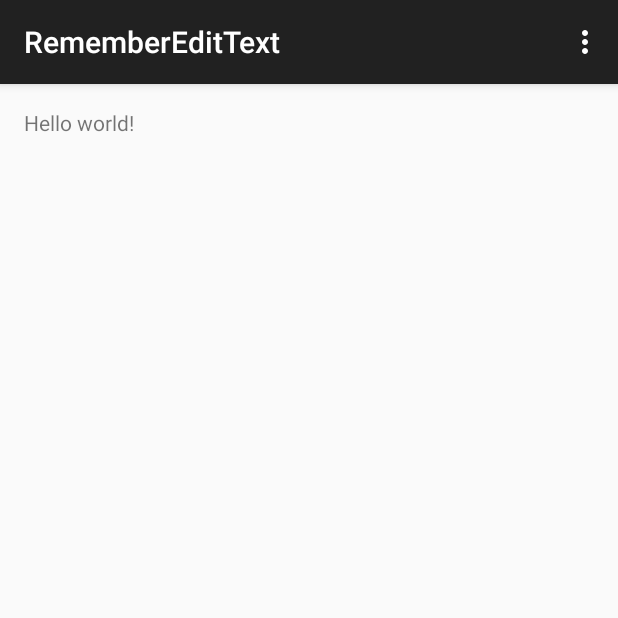
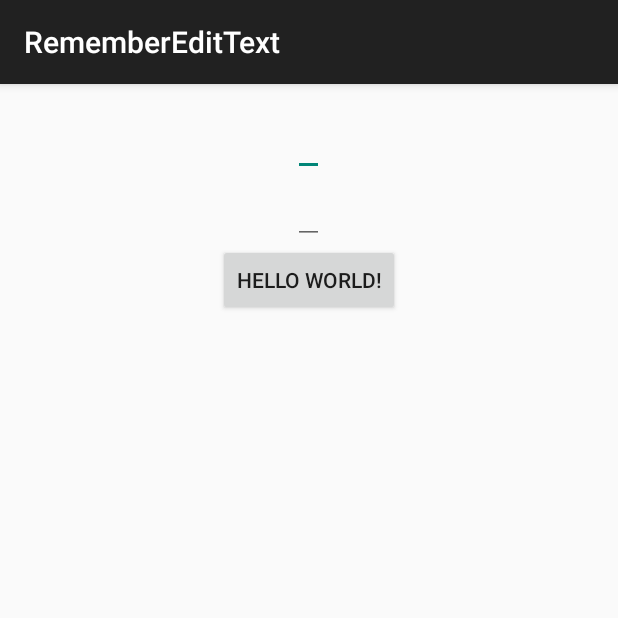
Before and after one commit to markzhai/RememberEditText, an Android app: the screen it shows after launch (MainActivity), on a phone screen of 412 x 824 dp, the top half of it. Run offline under Robolectric (Android 15) with nearby library versions, the phone set to English and light mode, and no system bars.

Commit message:
Upload initial view and resources, README

```diff
--- a/app/build.gradle
+++ b/app/build.gradle
@@ -22,4 +22,5 @@ android {
 dependencies {
     compile fileTree(dir: 'libs', include: ['*.jar'])
     compile 'com.android.support:appcompat-v7:23.0.0'
+    compile project(':library')
 }
--- a/app/src/main/java/cn/zhaiyifan/rememberedittext/MainActivity.java
+++ /dev/null
@@ -1,37 +0,0 @@
-package cn.zhaiyifan.rememberedittext;
-
-import android.support.v7.app.AppCompatActivity;
-import android.os.Bundle;
-import android.view.Menu;
-import android.view.MenuItem;
-
-public class MainActivity extends AppCompatActivity {
-
-    @Override
-    protected void onCreate(Bundle savedInstanceState) {
-        super.onCreate(savedInstanceState);
-        setContentView(R.layout.activity_main);
-    }
-
-    @Override
-    public boolean onCreateOptionsMenu(Menu menu) {
-        // Inflate the menu; this adds items to the action bar if it is present.
-        getMenuInflater().inflate(R.menu.menu_main, menu);
-        return true;
-    }
-
-    @Override
-    public boolean onOptionsItemSelected(MenuItem item) {
-        // Handle action bar item clicks here. The action bar will
-        // automatically handle clicks on the Home/Up button, so long
-        // as you specify a parent activity in AndroidManifest.xml.
-        int id = item.getItemId();
-
-        //noinspection SimplifiableIfStatement
-        if (id == R.id.action_settings) {
-            return true;
-        }
-
-        return super.onOptionsItemSelected(item);
-    }
-}
--- a/app/src/main/res/layout/activity_main.xml
+++ b/app/src/main/res/layout/activity_main.xml
@@ -1,11 +1,34 @@
 <RelativeLayout xmlns:android="http://schemas.android.com/apk/res/android"
-    xmlns:tools="http://schemas.android.com/tools" android:layout_width="match_parent"
-    android:layout_height="match_parent" android:paddingLeft="@dimen/activity_horizontal_margin"
+    xmlns:tools="http://schemas.android.com/tools"
+    android:layout_width="match_parent"
+    android:layout_height="match_parent"
+    android:paddingBottom="@dimen/activity_vertical_margin"
+    android:paddingLeft="@dimen/activity_horizontal_margin"
     android:paddingRight="@dimen/activity_horizontal_margin"
     android:paddingTop="@dimen/activity_vertical_margin"
-    android:paddingBottom="@dimen/activity_vertical_margin" tools:context=".MainActivity">
+    tools:context=".MainActivity">
 
-    <TextView android:text="@string/hello_world" android:layout_width="wrap_content"
-        android:layout_height="wrap_content" />
+    <cn.zhaiyifan.rememberedittext.RememberEditText
+        android:id="@+id/username"
+        android:layout_width="wrap_content"
+        android:layout_height="wrap_content"
+        android:layout_centerHorizontal="true"
+        android:inputType="text" />
+
+    <cn.zhaiyifan.rememberedittext.RememberEditText
+        android:id="@+id/password"
+        android:layout_width="wrap_content"
+        android:layout_height="wrap_content"
+        android:layout_below="@id/username"
+        android:layout_centerHorizontal="true"
+        android:inputType="textPassword" />
+
+    <Button
+        android:id="@+id/login_button"
+        android:layout_width="wrap_content"
+        android:layout_height="wrap_content"
+        android:layout_below="@id/password"
+        android:layout_centerHorizontal="true"
+        android:text="@string/login" />
 
 </RelativeLayout>
--- a/app/src/main/res/menu/menu_main.xml
+++ /dev/null
@@ -1,6 +0,0 @@
-<menu xmlns:android="http://schemas.android.com/apk/res/android"
-    xmlns:app="http://schemas.android.com/apk/res-auto"
-    xmlns:tools="http://schemas.android.com/tools" tools:context=".MainActivity">
-    <item android:id="@+id/action_settings" android:title="@string/action_settings"
-        android:orderInCategory="100" app:showAsAction="never" />
-</menu>
--- a/app/src/main/res/values-w820dp/dimens.xml
+++ /dev/null
@@ -1,6 +0,0 @@
-<resources>
-    <!-- Example customization of dimensions originally defined in res/values/dimens.xml
-         (such as screen margins) for screens with more than 820dp of available width. This
-         would include 7" and 10" devices in landscape (~960dp and ~1280dp respectively). -->
-    <dimen name="activity_horizontal_margin">64dp</dimen>
-</resources>
--- a/app/src/main/res/values/strings.xml
+++ b/app/src/main/res/values/strings.xml
@@ -1,6 +1,6 @@
 <resources>
     <string name="app_name">RememberEditText</string>
 
-    <string name="hello_world">Hello world!</string>
-    <string name="action_settings">Settings</string>
+    <string name="login">Hello world!</string>
+    <string name="title_activity_thread">ThreadActivity</string>
 </resources>
--- a/library/src/main/AndroidManifest.xml
+++ b/library/src/main/AndroidManifest.xml
@@ -1,8 +1,6 @@
 <manifest xmlns:android="http://schemas.android.com/apk/res/android"
     package="cn.zhaiyifan.rememberedittext">
 
-    <application android:allowBackup="true" android:label="@string/app_name">
-
-    </application>
+    <application android:allowBackup="true" />
 
 </manifest>
--- /dev/null
+++ b/library/src/main/java/cn/zhaiyifan/rememberedittext/RememberEditText.java
@@ -0,0 +1,56 @@
+package cn.zhaiyifan.rememberedittext;
+
+import android.content.Context;
+import android.content.res.TypedArray;
+import android.graphics.Bitmap;
+import android.graphics.BitmapFactory;
+import android.graphics.Canvas;
+import android.graphics.drawable.Drawable;
+import android.util.AttributeSet;
+import android.widget.EditText;
+
+public class RememberEditText extends EditText {
+
+    private static final String PREFERENCE_KEY = "RememberEditText";
+
+    private int mRememberCount = 1;
+    private String mRememberId;
+    private boolean mAutoFill = true;
+    private Drawable mDeleteDrawable;
+    private Drawable mDropDownDrawable;
+
+    public RememberEditText(Context context, AttributeSet attrs) {
+        super(context, attrs);
+        initAttrs(attrs);
+    }
+
+    public RememberEditText(Context context, AttributeSet attrs, int defStyleAttr) {
+        super(context, attrs, defStyleAttr);
+        initAttrs(attrs);
+    }
+
+    private void initAttrs(AttributeSet attrs) {
+        TypedArray a = getContext().obtainStyledAttributes(attrs, R.styleable.RememberEditText);
+        try {
+            mDeleteDrawable = getResources().getDrawable(R.drawable.ic_delete, null);
+            mDropDownDrawable = getResources().getDrawable(R.drawable.ic_drop_down, null);
+        } finally {
+            a.recycle();
+        }
+    }
+
+    @Override
+    protected void onDraw(Canvas canvas) {
+        mDeleteDrawable.draw(canvas);
+        super.onDraw(canvas);
+    }
+
+    @Override
+    protected void onMeasure(int widthMeasureSpec, int heightMeasureSpec) {
+        super.onMeasure(widthMeasureSpec, heightMeasureSpec);
+    }
+
+    public static void clearCache() {
+
+    }
+}
--- a/library/src/main/res/values/strings.xml
+++ /dev/null
@@ -1,3 +0,0 @@
-<resources>
-    <string name="app_name">library</string>
-</resources>
```
Also changed, not shown: app/src/main/AndroidManifest.xml (+6 -2 lines), app/src/main/java/cn/zhaiyifan/demo/MainActivity.java (added, +13 -0 lines), app/src/main/java/cn/zhaiyifan/demo/ThreadActivity.java (added, +13 -0 lines), app/src/main/res/layout/activity_thread.xml (added, +12 -0 lines), library/src/main/res/values/attrs.xml (added, +10 -0 lines), library/src/main/res/drawable-xhdpi/ic_delete.png (added), library/src/main/res/drawable-xhdpi/ic_drop_down.png (added), 4 other files.
